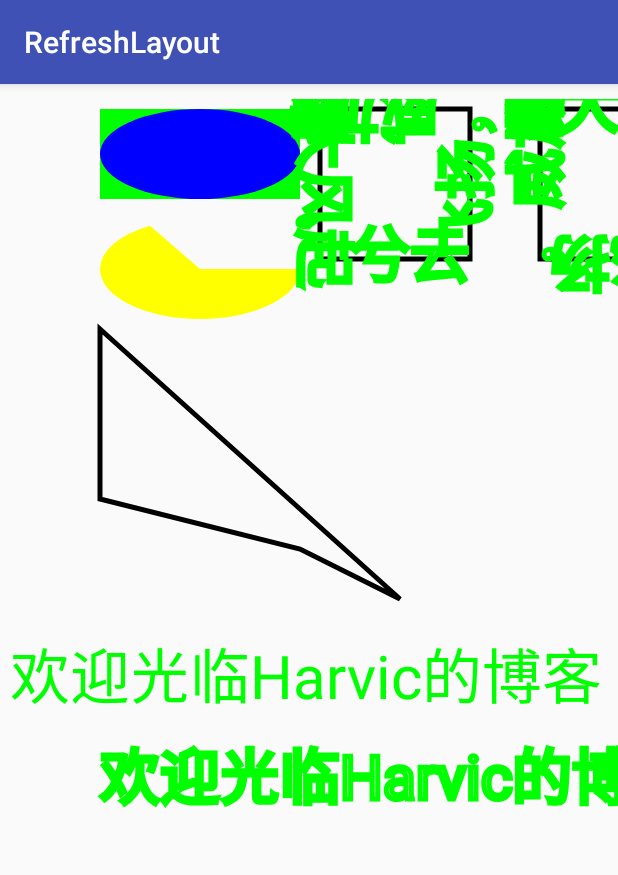
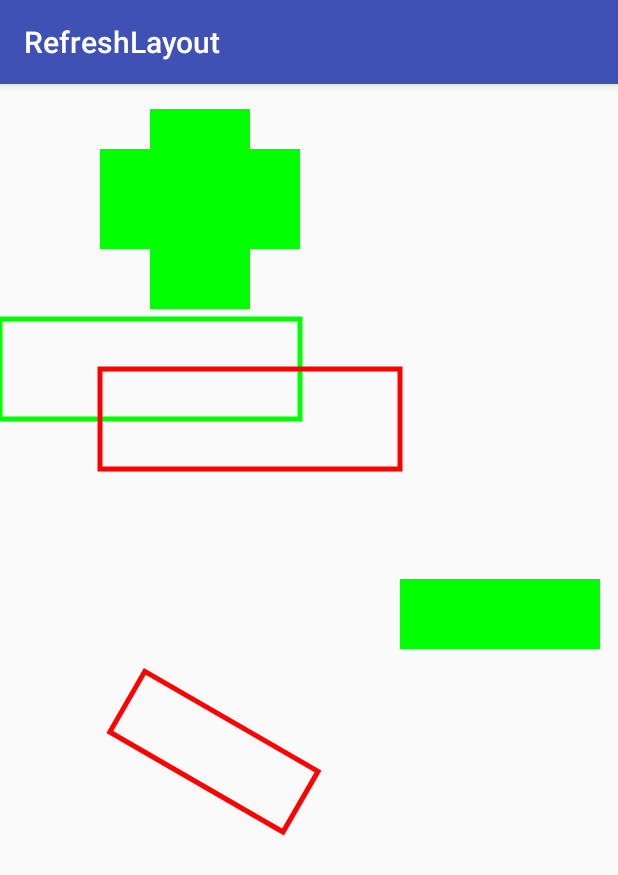
Before and after one commit to hanfengzqh/customview, an Android app: the ViewTestActivity screen opened directly, with no data from a screen before it, on a phone screen of 412 x 824 dp. Shown: the top 875 px of the screen. Run offline under Robolectric (Android 15) with nearby library versions, the phone set to English and light mode, and no system bars.

Commit message:
绘制基本路径+文字

```diff
--- a/app/src/main/java/com/d/refreshlayout/ViewTestActivity.java
+++ b/app/src/main/java/com/d/refreshlayout/ViewTestActivity.java
@@ -9,5 +9,10 @@ public class ViewTestActivity extends AppCompatActivity {
     protected void onCreate(@Nullable Bundle savedInstanceState) {
         super.onCreate(savedInstanceState);
         setContentView(R.layout.activity_custom_view);
+//        ImageView testImage = findViewById(R.id.testimageview);
+//        Drawable drawable = getResources().getDrawable(R.mipmap.skin_game_pvp_top_view_new_bg_english);
+
+
     }
+
 }
--- /dev/null
+++ b/app/src/main/java/com/d/refreshlayout/view/Leve2View.java
@@ -0,0 +1,100 @@
+package com.d.refreshlayout.view;
+
+import android.content.Context;
+import android.graphics.Canvas;
+import android.graphics.Color;
+import android.graphics.Paint;
+import android.graphics.Rect;
+import android.graphics.Region;
+import android.graphics.RegionIterator;
+import android.support.annotation.Nullable;
+import android.util.AttributeSet;
+import android.view.View;
+
+public class Leve2View extends View {
+    private Paint mPaint;
+
+    public Leve2View(Context context) {
+        this(context, null);
+    }
+
+    public Leve2View(Context context, @Nullable AttributeSet attrs) {
+        this(context, attrs, 0);
+    }
+
+    public Leve2View(Context context, @Nullable AttributeSet attrs, int defStyleAttr) {
+        super(context, attrs, defStyleAttr);
+        setLayerType(View.LAYER_TYPE_SOFTWARE, null);
+        mPaint = new Paint();
+        mPaint.setColor(Color.RED);
+        mPaint.setAntiAlias(true);
+        mPaint.setTextSize(25);
+        mPaint.setStrokeWidth(5);//设置画笔宽度
+        mPaint.setStyle(Paint.Style.STROKE);
+
+    }
+
+    @Override
+    protected void onDraw(Canvas canvas) {
+        super.onDraw(canvas);
+        Rect rect0 = new Rect(100, 50, 300, 150);
+        Rect rect1 = new Rect(150, 10, 250, 210);
+//        canvas.translate(100,0);
+        canvas.drawRect(rect0, mPaint);
+        canvas.drawRect(rect1, mPaint);
+
+        Region region0 = new Region(rect0);
+        Region region1 = new Region(rect1);
+//        region0.op(region1, Region.Op.INTERSECT);//获取相交区域
+//        region0.op(region1, Region.Op.DIFFERENCE);//补集
+        region0.op(region1, Region.Op.REVERSE_DIFFERENCE);//反转补集
+//        region0.op(region1, Region.Op.UNION);//并集
+//        region0.op(region1, Region.Op.XOR);//异并集
+        mPaint.setColor(Color.GREEN);
+        mPaint.setStyle(Paint.Style.FILL);
+
+
+        drawRegion(region0, canvas);
+
+
+        //构造两个画笔，一个红色，一个绿色
+        Paint paint_green = generatePaint(Color.GREEN, Paint.Style.STROKE, 5);
+        Paint paint_red   = generatePaint(Color.RED, Paint.Style.STROKE, 5);
+
+        Rect rect3 = new Rect(0, 220, 300, 320);
+
+        canvas.drawRect(rect3,paint_green);
+        canvas.translate(100,50);
+        canvas.drawRect(rect3,paint_red);
+
+        Paint paint_green1 = generatePaint(Color.GREEN, Paint.Style.FILL, 5);
+        Paint paint_red1   = generatePaint(Color.RED, Paint.Style.STROKE, 5);
+        Rect rect4 = new Rect(300,430,500,500);
+
+        canvas.drawRect(rect4,paint_green1);
+        canvas.rotate(30);
+        canvas.drawRect(rect4,paint_red1);
+
+
+    }
+
+    private void drawRegion(Region region, Canvas canvas) {
+        RegionIterator regionIterator = new RegionIterator(region);
+        Rect rect = new Rect();
+        while (regionIterator.next(rect)) {
+            canvas.drawRect(rect, mPaint);
+        }
+    }
+
+
+
+
+
+    private Paint generatePaint(int color, Paint.Style style, int width) {
+        Paint paint = new Paint();
+        paint.setColor(color);
+        paint.setStyle(style);
+        paint.setStrokeWidth(width);
+        return paint;
+    }
+}
--- a/app/src/main/res/layout/activity_custom_view.xml
+++ b/app/src/main/res/layout/activity_custom_view.xml
@@ -8,10 +8,20 @@
         android:layout_width="wrap_content"
         android:layout_height="wrap_content" />-->
 
-    <com.d.refreshlayout.view.LevelView
+    <!--<com.d.refreshlayout.view.LevelView
         android:layout_marginTop="10dp"
         android:layout_width="match_parent"
-        android:layout_height="match_parent" />
+        android:layout_height="match_parent" />-->
 
+    <com.d.refreshlayout.view.Leve2View
+        android:layout_width="wrap_content"
+        android:layout_height="wrap_content"
+        android:layout_marginTop="10dp" />
+
+    <!--<ImageView
+        android:id="@+id/testimageview"
+        android:layout_width="200dp"
+        android:layout_height="200dp"
+        android:layout_gravity="center" />-->
 
 </LinearLayout>
```
